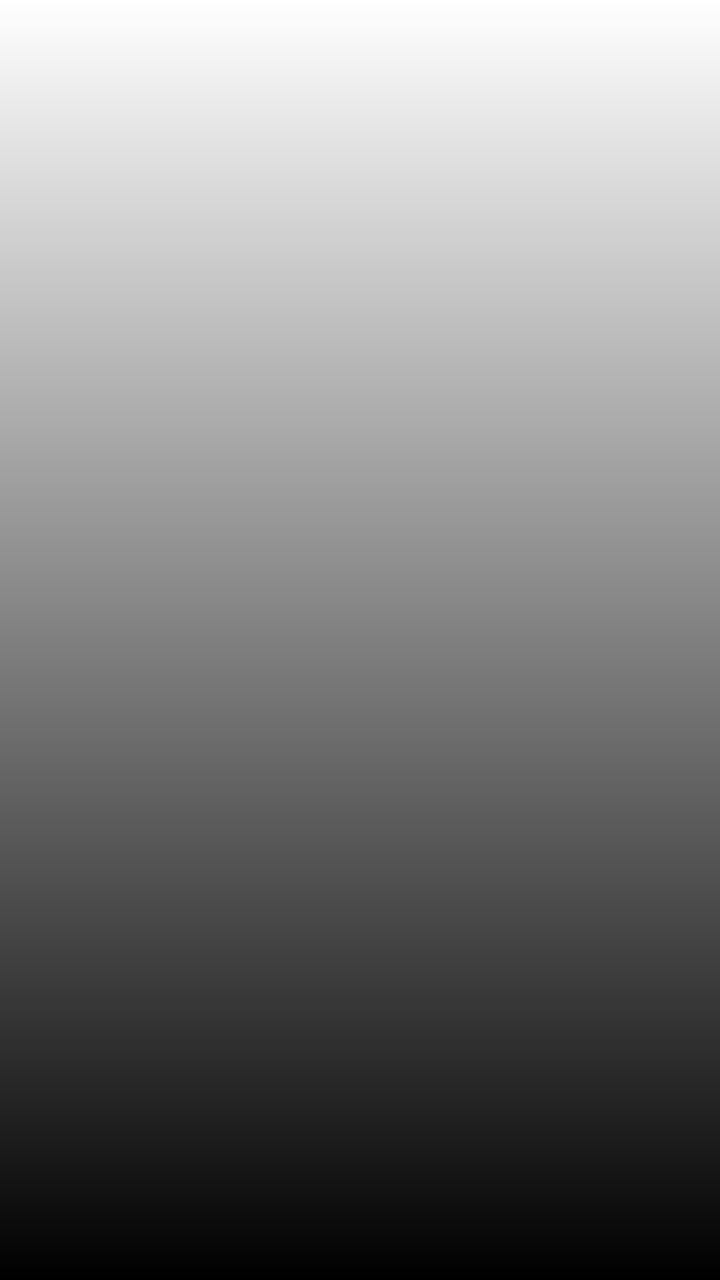
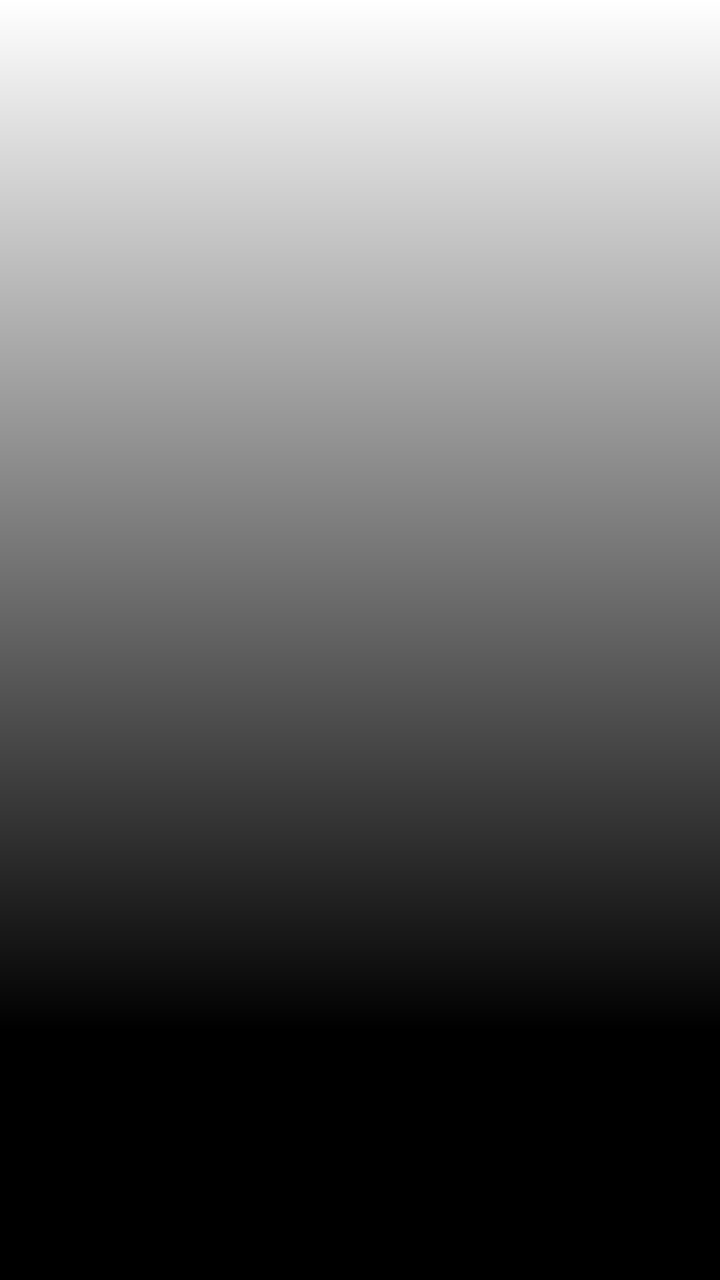

Two renders of the same Android screen: before a commit and after it. Below are the layout's source before the change and the commit's diff.
<!-- AndroidManifest.xml: application theme Theme.Monaly -->
<!-- res/layout/fragment_onboarding.xml -->
<?xml version="1.0" encoding="utf-8"?>
<androidx.constraintlayout.widget.ConstraintLayout

    xmlns:android="http://schemas.android.com/apk/res/android"
    xmlns:app="http://schemas.android.com/apk/res-auto"
    xmlns:tools="http://schemas.android.com/tools"
    android:layout_width="match_parent"
    android:layout_height="match_parent"
    tools:context=".ui.fragment.onboarding.OnboardingFragment">

    <ImageView
        android:id="@+id/imageBackground"
        android:layout_width="0dp"
        android:layout_height="0dp"
        android:scaleType="centerCrop"
        android:src="@color/design_default_color_on_primary"
        app:layout_constraintBottom_toBottomOf="parent"
        app:layout_constraintEnd_toEndOf="parent"
        app:layout_constraintHorizontal_bias="0.0"
        app:layout_constraintStart_toStartOf="parent"
        app:layout_constraintTop_toTopOf="parent"
        app:layout_constraintVertical_bias="0.0" />

    <ImageView
        android:id="@+id/imageGradientEffect"
        android:layout_width="0dp"
        android:layout_height="0dp"
        android:alpha="1"
        android:src="@drawable/bg_gradient_black"
        app:layout_constraintBottom_toBottomOf="parent"
        app:layout_constraintEnd_toEndOf="parent"
        app:layout_constraintStart_toStartOf="parent"
        app:layout_constraintTop_toTopOf="parent" />

    <TextView
        android:id="@+id/textTitle"
        android:layout_width="0dp"
        android:layout_height="wrap_content"
        android:layout_marginStart="30dp"
        android:layout_marginEnd="30dp"
        android:layout_marginBottom="15dp"
        android:text=""
        android:textColor="@color/bage_neutral"
        android:textSize="30sp"
        app:layout_constraintBottom_toTopOf="@+id/textDescription"
        app:layout_constraintEnd_toEndOf="parent"
        app:layout_constraintStart_toStartOf="parent" />

    <TextView
        android:id="@+id/textDescription"
        android:layout_width="0dp"
        android:layout_height="wrap_content"
        android:layout_marginStart="30dp"
        android:layout_marginEnd="30dp"
        android:layout_marginBottom="25dp"
        android:text=""
        android:textColor="@color/gray_medium"
        android:textSize="18sp"
        app:layout_constraintBottom_toBottomOf="parent"
        app:layout_constraintEnd_toEndOf="parent"
        app:layout_constraintHorizontal_bias="0.0"
        app:layout_constraintStart_toStartOf="parent" />

</androidx.constraintlayout.widget.ConstraintLayout>
<!-- resources referenced by this layout -->
<resources>
  <color name="bage_neutral">#fffee7</color>
  <color name="gray_medium">#C8C8C8</color>
  <!-- drawable bg_gradient_black (drawable) -->
  <?xml version="1.0" encoding="utf-8"?>
  <shape xmlns:android="http://schemas.android.com/apk/res/android"
  
      android:shape="rectangle">
  
      <gradient
  
          android:angle="90"
          android:startColor="@color/black"
          android:endColor="#00000000"
          android:type="linear"/>
  
  </shape>
  <style name="Theme.Monaly" parent="Base.Theme.Monaly" />
  <color name="black">#000000</color>
  <style name="Base.Theme.Monaly" parent="Theme.Material3.DayNight.NoActionBar">
  
          <item name="android:navigationBarColor">@color/black</item>
  
      </style>
</resources>

<!-- the commit's change to res/layout/fragment_onboarding.xml (unified diff, before → after) -->
@@ -1,25 +1,25 @@
 <?xml version="1.0" encoding="utf-8"?>
 <androidx.constraintlayout.widget.ConstraintLayout
-
     xmlns:android="http://schemas.android.com/apk/res/android"
     xmlns:app="http://schemas.android.com/apk/res-auto"
     xmlns:tools="http://schemas.android.com/tools"
     android:layout_width="match_parent"
     android:layout_height="match_parent"
-    tools:context=".ui.fragment.onboarding.OnboardingFragment">
+    tools:context=".ui.fragment.onboarding.OnboardingFragment"
+    android:background="@color/black">
 
     <ImageView
         android:id="@+id/imageBackground"
         android:layout_width="0dp"
         android:layout_height="0dp"
+        android:layout_marginBottom="20dp"
         android:scaleType="centerCrop"
         android:src="@color/design_default_color_on_primary"
-        app:layout_constraintBottom_toBottomOf="parent"
+        app:layout_constraintBottom_toTopOf="@+id/textTitle"
         app:layout_constraintEnd_toEndOf="parent"
         app:layout_constraintHorizontal_bias="0.0"
         app:layout_constraintStart_toStartOf="parent"
-        app:layout_constraintTop_toTopOf="parent"
-        app:layout_constraintVertical_bias="0.0" />
+        app:layout_constraintTop_toTopOf="parent" />
 
     <ImageView
         android:id="@+id/imageGradientEffect"
@@ -27,7 +27,7 @@
         android:layout_height="0dp"
         android:alpha="1"
         android:src="@drawable/bg_gradient_black"
-        app:layout_constraintBottom_toBottomOf="parent"
+        app:layout_constraintBottom_toBottomOf="@+id/imageBackground"
         app:layout_constraintEnd_toEndOf="parent"
         app:layout_constraintStart_toStartOf="parent"
         app:layout_constraintTop_toTopOf="parent" />
